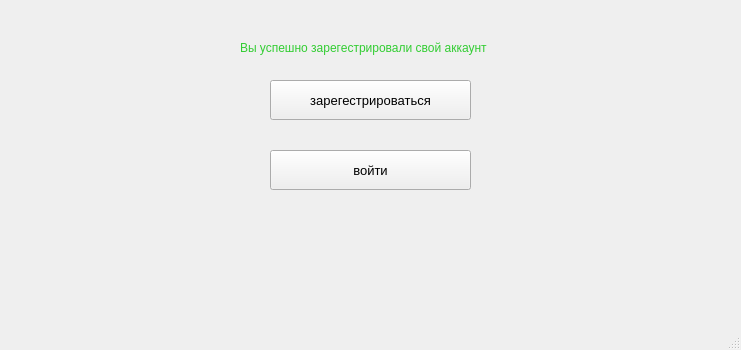
xwwwwl/bfu_2025, file qt_projects/authorization_and_login/gui_app/mainwindow.ui: the form before one commit.
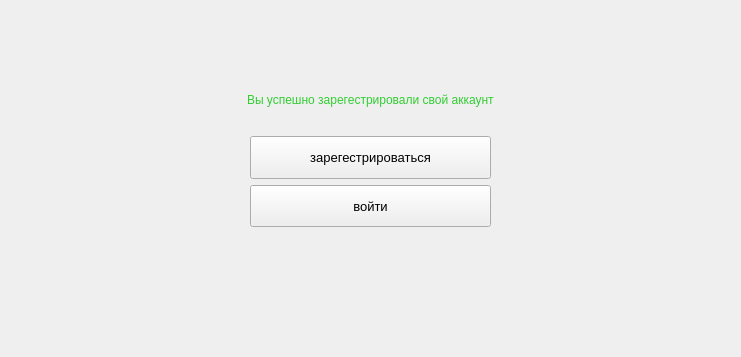
The form after the commit.

Patch:
```diff
--- a/qt_projects/authorization_and_login/gui_app/mainwindow.ui
+++ b/qt_projects/authorization_and_login/gui_app/mainwindow.ui
@@ -7,79 +7,170 @@
     <x>0</x>
     <y>0</y>
     <width>741</width>
-    <height>350</height>
+    <height>357</height>
    </rect>
   </property>
   <property name="windowTitle">
    <string>MainWindow</string>
   </property>
   <widget class="QWidget" name="centralwidget">
-   <widget class="QPushButton" name="go_to_authorization_windows">
-    <property name="geometry">
-     <rect>
-      <x>270</x>
-      <y>150</y>
-      <width>201</width>
-      <height>40</height>
-     </rect>
-    </property>
-    <property name="font">
-     <font>
-      <pointsize>10</pointsize>
-     </font>
-    </property>
-    <property name="text">
-     <string>войти</string>
-    </property>
-   </widget>
-   <widget class="QPushButton" name="go_to_registration_windows">
-    <property name="geometry">
-     <rect>
-      <x>270</x>
-      <y>80</y>
-      <width>201</width>
-      <height>40</height>
-     </rect>
-    </property>
-    <property name="font">
-     <font>
-      <pointsize>10</pointsize>
-     </font>
-    </property>
-    <property name="text">
-     <string>зарегестрироваться</string>
-    </property>
-   </widget>
-   <widget class="QLabel" name="yout_regist">
-    <property name="geometry">
-     <rect>
-      <x>240</x>
-      <y>40</y>
-      <width>271</width>
-      <height>16</height>
-     </rect>
-    </property>
-    <property name="styleSheet">
-     <string notr="true">QLabel {
-    color: #32CD32;
-}</string>
-    </property>
-    <property name="text">
-     <string>Вы успешно зарегестрировали свой аккаунт</string>
-    </property>
-   </widget>
-  </widget>
-  <widget class="QMenuBar" name="menubar">
-   <property name="geometry">
-    <rect>
-     <x>0</x>
-     <y>0</y>
+   <property name="minimumSize">
+    <size>
      <width>741</width>
-     <height>21</height>
-    </rect>
+     <height>0</height>
+    </size>
    </property>
+   <layout class="QVBoxLayout" name="verticalLayout_3">
+    <item>
+     <layout class="QVBoxLayout" name="verticalLayout" stretch="2,2,3,4">
+      <item>
+       <spacer name="verticalSpacer_2">
+        <property name="orientation">
+         <enum>Qt::Orientation::Vertical</enum>
+        </property>
+        <property name="sizeHint" stdset="0">
+         <size>
+          <width>20</width>
+          <height>40</height>
+         </size>
+        </property>
+       </spacer>
+      </item>
+      <item>
+       <layout class="QHBoxLayout" name="horizontalLayout">
+        <item>
+         <spacer name="horizontalSpacer">
+          <property name="orientation">
+           <enum>Qt::Orientation::Horizontal</enum>
+          </property>
+          <property name="sizeHint" stdset="0">
+           <size>
+            <width>40</width>
+            <height>20</height>
+           </size>
+          </property>
+         </spacer>
+        </item>
+        <item>
+         <widget class="QLabel" name="yout_regist">
+          <property name="styleSheet">
+           <string notr="true">QLabel {
+    color: #32CD32;
+}</string>
+          </property>
+          <property name="text">
+           <string>Вы успешно зарегестрировали свой аккаунт</string>
+          </property>
+         </widget>
+        </item>
+        <item>
+         <spacer name="horizontalSpacer_2">
+          <property name="orientation">
+           <enum>Qt::Orientation::Horizontal</enum>
+          </property>
+          <property name="sizeHint" stdset="0">
+           <size>
+            <width>40</width>
+            <height>20</height>
+           </size>
+          </property>
+         </spacer>
+        </item>
+       </layout>
+      </item>
+      <item>
+       <layout class="QHBoxLayout" name="horizontalLayout_2" stretch="1,1,1">
+        <item>
+         <spacer name="horizontalSpacer_3">
+          <property name="orientation">
+           <enum>Qt::Orientation::Horizontal</enum>
+          </property>
+          <property name="sizeHint" stdset="0">
+           <size>
+            <width>40</width>
+            <height>20</height>
+           </size>
+          </property>
+         </spacer>
+        </item>
+        <item>
+         <layout class="QVBoxLayout" name="verticalLayout_2">
+          <item>
+           <widget class="QPushButton" name="go_to_registration_windows">
+            <property name="sizePolicy">
+             <sizepolicy hsizetype="Expanding" vsizetype="Expanding">
+              <horstretch>0</horstretch>
+              <verstretch>0</verstretch>
+             </sizepolicy>
+            </property>
+            <property name="font">
+             <font>
+              <pointsize>10</pointsize>
+             </font>
+            </property>
+            <property name="layoutDirection">
+             <enum>Qt::LayoutDirection::RightToLeft</enum>
+            </property>
+            <property name="text">
+             <string>зарегестрироваться</string>
+            </property>
+           </widget>
+          </item>
+          <item>
+           <widget class="QPushButton" name="go_to_authorization_windows">
+            <property name="sizePolicy">
+             <sizepolicy hsizetype="Expanding" vsizetype="Expanding">
+              <horstretch>0</horstretch>
+              <verstretch>0</verstretch>
+             </sizepolicy>
+            </property>
+            <property name="font">
+             <font>
+              <pointsize>10</pointsize>
+             </font>
+            </property>
+            <property name="layoutDirection">
+             <enum>Qt::LayoutDirection::RightToLeft</enum>
+            </property>
+            <property name="text">
+             <string>войти</string>
+            </property>
+           </widget>
+          </item>
+         </layout>
+        </item>
+        <item>
+         <spacer name="horizontalSpacer_4">
+          <property name="orientation">
+           <enum>Qt::Orientation::Horizontal</enum>
+          </property>
+          <property name="sizeHint" stdset="0">
+           <size>
+            <width>40</width>
+            <height>20</height>
+           </size>
+          </property>
+         </spacer>
+        </item>
+       </layout>
+      </item>
+      <item>
+       <spacer name="verticalSpacer">
+        <property name="orientation">
+         <enum>Qt::Orientation::Vertical</enum>
+        </property>
+        <property name="sizeHint" stdset="0">
+         <size>
+          <width>20</width>
+          <height>40</height>
+         </size>
+        </property>
+       </spacer>
+      </item>
+     </layout>
+    </item>
+   </layout>
   </widget>
-  <widget class="QStatusBar" name="statusbar"/>
  </widget>
  <resources/>
  <connections/>
```
